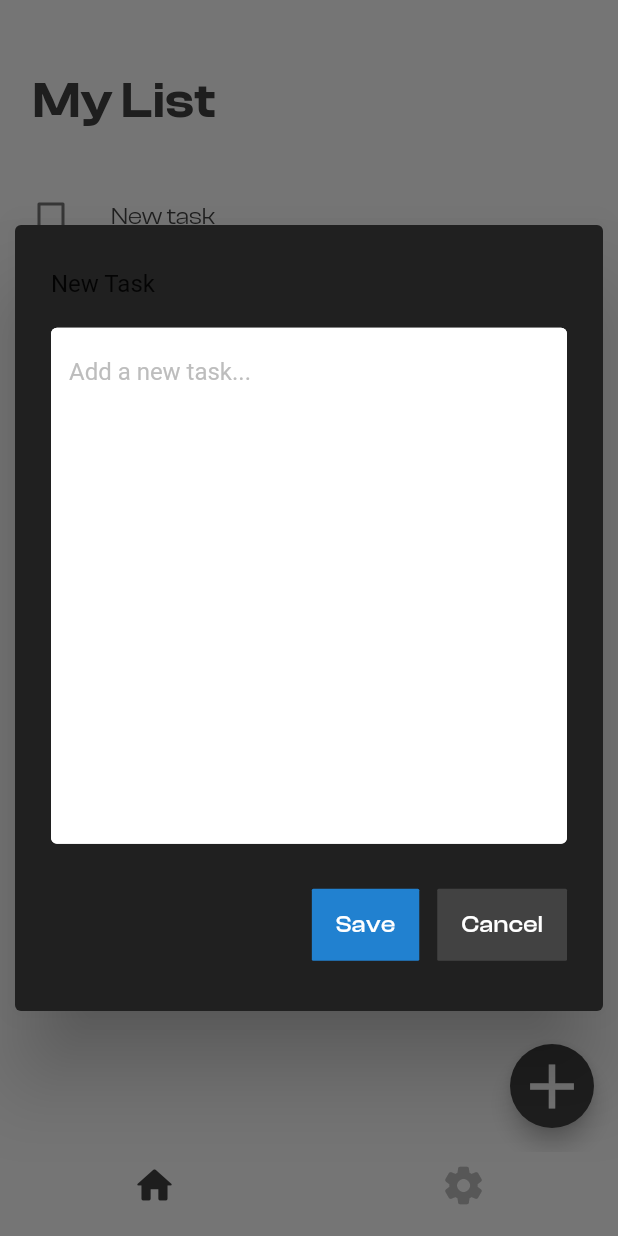
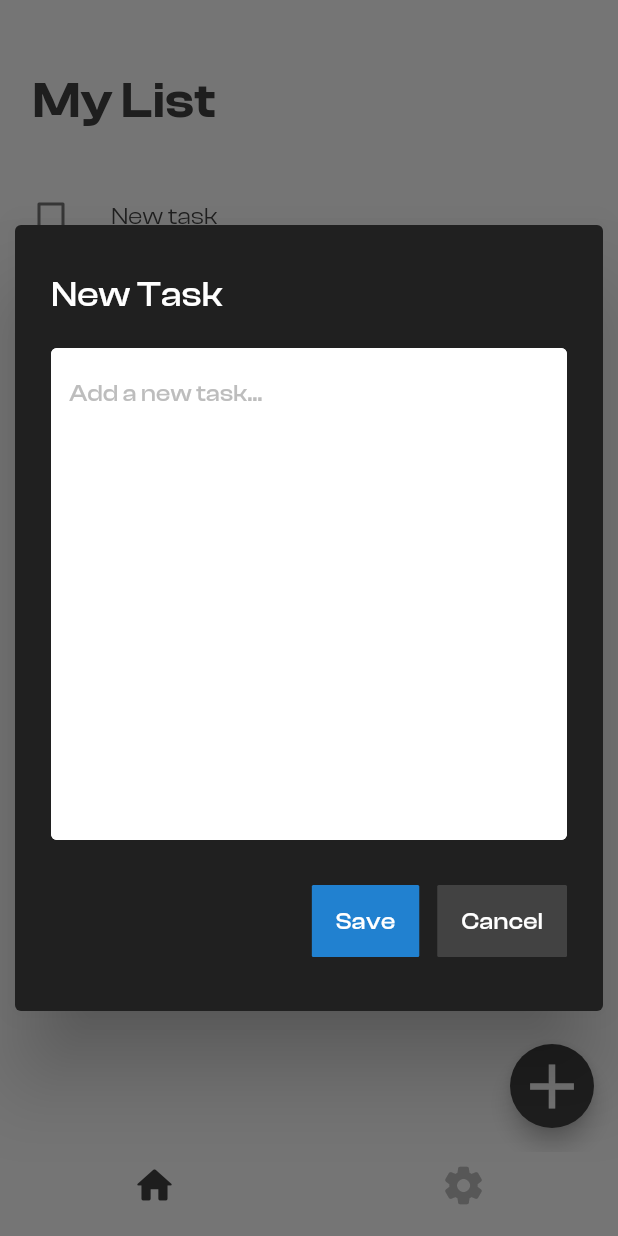
Before and after one commit to pozadkey/todoskido, a Flutter app: the screen it shows after launch, after a tap on the "add" icon, on a phone screen of 412 x 824 dp. Run offline on Flutter 3.47's test engine with Material 2 defaults, Android fonts, the phone set to English and light mode, and no system bars; drawn by our look-alikes of flutter_slidable; our stand-ins replace flutter_riverpod, hive, hive_flutter, hooks_riverpod; accounts and stored records are empty.

Commit message:
edited themes data

```diff
--- a/lib/components/dialog_box.dart
+++ b/lib/components/dialog_box.dart
@@ -32,11 +32,11 @@ class DialogBox extends StatelessWidget {
             child: Column(
               mainAxisAlignment: MainAxisAlignment.center,
               children: [
-                const Row(
+                 Row(
                   mainAxisAlignment: MainAxisAlignment.start,
                   children: [
                     // save button
-                    Text('New Task')
+                    Text('New Task', style: Theme.of(context).textTheme.titleMedium,)
                   ],
                 ),
                 const SizedBox(
--- a/lib/screens/settings_screen.dart
+++ b/lib/screens/settings_screen.dart
@@ -1,7 +1,6 @@
 import 'package:flutter/cupertino.dart';
 import 'package:flutter/material.dart';
 import 'package:flutter_riverpod/flutter_riverpod.dart';
-import 'package:url_launcher/url_launcher.dart';
 
 import '../components/list_tile.dart';
 import '../providers/theme_provider.dart';
@@ -18,14 +17,6 @@ class SettingsScreen extends ConsumerWidget {
       color: Theme.of(context).textTheme.displayLarge!.color,
     );
 
-    openUrl(pageUrl) async {
-      final url = Uri.parse(pageUrl);
-      if (await canLaunchUrl(url)) {
-        await launchUrl(url);
-      } else {
-        throw 'Could not launch $url';
-      }
-    }
 
     return CupertinoPageScaffold(
       backgroundColor:
@@ -61,19 +52,6 @@ class SettingsScreen extends ConsumerWidget {
                   ),
                   const SizedBox(height: 5),
                   Divider(color: Colors.grey[400]),
-                  const SizedBox(height: 5),
-                  MyListTile(
-                    icon: Icons.shield,
-                    text: 'Privacy Policy',
-                    trailing: Icon(
-                      Icons.arrow_forward_ios,
-                      color: Theme.of(context).textTheme.displayLarge!.color,
-                    ),
-                    onTap: () {
-                      openUrl(
-                          'https://www.freeprivacypolicy.com/live/a9a021cb-c6bb-4326-b0e4-849d8c2f65a0');
-                    },
-                  ),
                 ],
               ),
             ),
--- a/lib/themes/dark_theme.dart
+++ b/lib/themes/dark_theme.dart
@@ -35,6 +35,8 @@ ThemeData darkTheme = ThemeData(
         fontWeight: FontWeight.w500,
         letterSpacing: 0.2),
 
+
+
     // default text style
     displaySmall: TextStyle(
         fontSize: 16,
@@ -43,12 +45,19 @@ ThemeData darkTheme = ThemeData(
         fontWeight: FontWeight.w400,
         height: 1.5,
         letterSpacing: 0.2),
+
+    titleMedium: TextStyle(
+        fontSize: 24,
+        color: Color.fromRGBO(255, 255, 255, 1),
+        fontFamily: 'ClashDisplay',
+        fontWeight: FontWeight.w500,
+        letterSpacing: 0.2),
   ),
 );
 
 // ListTile Colors
 class ListTileColor {
-  static Color bgColor = Colors.black; // Background Color
+  static Color bgColor = Colors.black;  // Background Color
   static Color checkBoxColor = Colors.white; // CheckBox Color
 }
 
@@ -63,7 +72,7 @@ class TextFieldColor {
   static Color filledColor =
       const Color.fromARGB(255, 255, 255, 255); // Filled Color
   static Color hintTextColor = Colors.grey[400]!; // hint Color
-  static Color inputTextColor = Colors.grey[800]!; // hint Color
+   static Color inputTextColor = Colors.grey[800]!; // hint Color
 }
 
 // Primary Button Colors
--- a/lib/themes/light_theme.dart
+++ b/lib/themes/light_theme.dart
@@ -34,6 +34,12 @@ ThemeData lightTheme = ThemeData(
         fontWeight: FontWeight.w600,
         letterSpacing: 0.2),
 
+    titleMedium: const TextStyle(
+        fontSize: 24,
+        color: Colors.white,
+        fontFamily: 'ClashDisplay',
+        fontWeight: FontWeight.w500,
+        letterSpacing: 0.2),
     // default text style
     displaySmall: TextStyle(
         fontSize: 16,
--- a/pubspec.yaml
+++ b/pubspec.yaml
@@ -41,8 +41,6 @@ dependencies:
   cupertino_icons: ^1.0.2
   flutter_slidable: ^3.0.1
   hooks_riverpod: ^2.4.5
-  url_launcher: ^6.2.1
-  url_strategy: ^0.2.0
 
 dev_dependencies:
   flutter_test:
```
Also changed, not shown: pubspec.lock, 5 other files.
